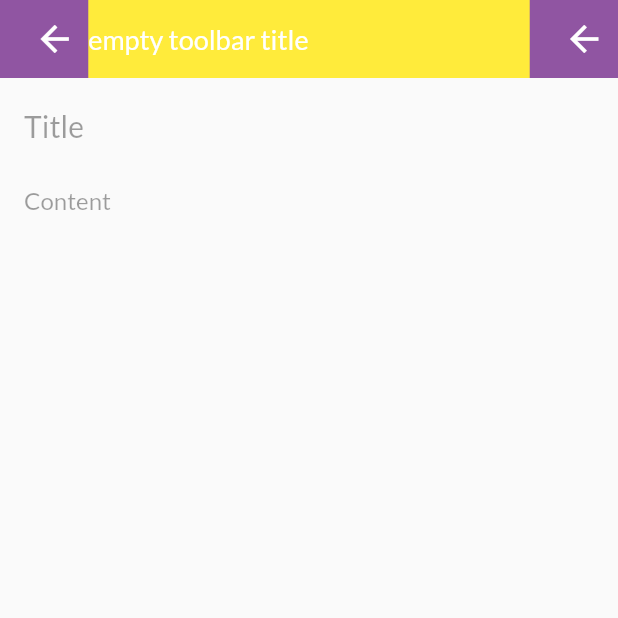
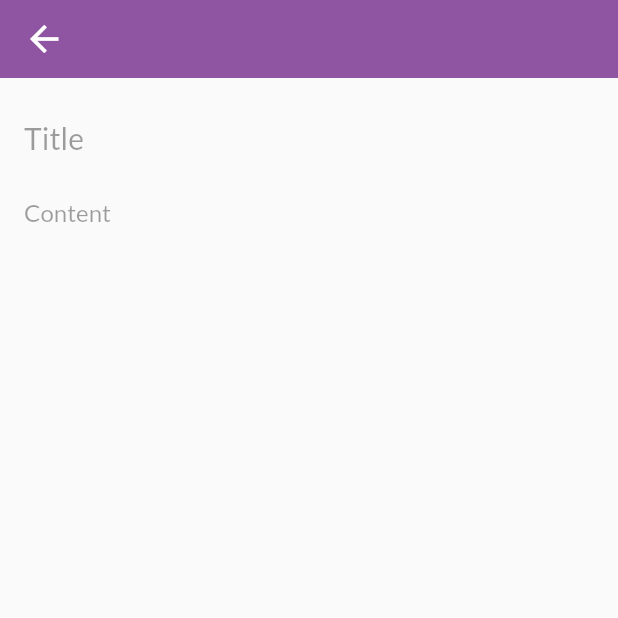
Before and after one commit to yaroslav-tokar/todo_sandbox, a Flutter app: the screen it shows after launch, after a tap on the "add" icon, on a phone screen of 412 x 824 dp, the top half of it. Run offline on Flutter 3.47's test engine with Material 2 defaults, Android fonts, the light colour scheme and no system bars; our stand-ins replace dio, equatable, floor, get_it, google_fonts, retrofit and 2 more; missing offline and left inert: flutter_vibrate; accounts and stored records are empty; generated files the repository leaves out were written again.

Commit message:
wip toolbar

```diff
--- a/lib/config/mixin/toolbar_config_mixin.dart
+++ b/lib/config/mixin/toolbar_config_mixin.dart
@@ -1,5 +1,6 @@
 import 'dart:async';
 
+import 'package:flutter/material.dart';
 import 'package:rxdart/rxdart.dart';
 import 'package:todo_sandbox/data/models/toolbar_settings.dart';
 
@@ -22,6 +23,8 @@ class ToolbarConfigMixin {
   Stream<ToolbarSettings> get toolbarSettingsStream =>
       _toolbarSettingsSc.stream;
 
+  @protected
+  ToolbarSettings get toolbarCurrentSettings => _toolbarSettingsSc.value;
 
   void disposeToolbar() {
     _toolbarSettingsSc.close();
--- a/lib/config/theme/styles.dart
+++ b/lib/config/theme/styles.dart
@@ -2,4 +2,4 @@ import 'package:flutter/cupertino.dart';
 import 'package:flutter/material.dart';
 
 const TextStyle defaultToolbarTextStyle =
-    TextStyle(color: Colors.white, fontSize: 18, fontWeight: FontWeight.w500);
+    TextStyle(color: Colors.white, fontSize: 20, fontWeight: FontWeight.w700);
--- a/lib/data/models/note_details_model.dart
+++ b/lib/data/models/note_details_model.dart
@@ -1,4 +1,5 @@
 import 'package:flutter/cupertino.dart';
+import 'package:todo_sandbox/config/navigation/navigation.dart';
 import 'package:todo_sandbox/core/resourses/data_state.dart';
 import 'package:todo_sandbox/core/util/logger.dart';
 import 'package:todo_sandbox/data/models/note_model.dart';
@@ -37,6 +38,8 @@ class NoteDetailsBloc extends BaseBlocWithArguments<NoteDetailsArgument> {
     final String noteTitle = titleEtc.text;
     final String noteContent = contentEtc.text;
 
+    logInfo('On back btn pressed');
+
     if (noteTitle.isEmpty && noteContent.isEmpty) return;
 
     switch (noteOpenMode) {
@@ -47,6 +50,8 @@ class NoteDetailsBloc extends BaseBlocWithArguments<NoteDetailsArgument> {
         handleUpdateNoteCase(noteTitle, noteContent);
         break;
     }
+
+    Navigation.I.pop();
   }
 
   Future<void> handleCrateNoteCase(String noteTitle, String noteContent) async {
@@ -74,7 +79,8 @@ class NoteDetailsBloc extends BaseBlocWithArguments<NoteDetailsArgument> {
             category: 'common',
             title: noteTitle,
             content: noteContent,
-            createdAt: DateTime.now().millisecondsSinceEpoch,
+            createdAt: currentEditNoteOrNull?.createAt ??
+                DateTime.now().millisecondsSinceEpoch,
             updatedAt: DateTime.now().millisecondsSinceEpoch);
 
         _updateNoteUseCase(params: noteModel);
@@ -116,6 +122,8 @@ class NoteDetailsBloc extends BaseBlocWithArguments<NoteDetailsArgument> {
 
   int? get currentNoteIdOrNull => arguments?.noteModel?.id;
 
+  NoteModel? get currentEditNoteOrNull => arguments?.noteModel;
+
   @override
   void dispose() {
     super.dispose();
--- a/lib/presentation/block/home_block.dart
+++ b/lib/presentation/block/home_block.dart
@@ -1,5 +1,6 @@
 import 'dart:async';
 
+import 'package:flutter/cupertino.dart';
 import 'package:todo_sandbox/config/navigation/navigation.dart';
 import 'package:todo_sandbox/config/route/router.dart';
 import 'package:todo_sandbox/core/util/logger.dart';
@@ -25,6 +26,12 @@ class HomeBlock extends BaseBloc {
     }
   }
 
+  Future<void> handleToolbarState() async {
+    final currentToolbarSettingsState = toolbarCurrentSettings;
+
+    updateToolbarSettings(currentToolbarSettingsState);
+  }
+
   Future<void> onNoteTapped(NoteModel noteModel) async {
     logInfo('size\t${_selectedNoteList.length}');
     if (canNavigateToNoteDetails) {
--- a/lib/presentation/custom_view/toolbar_view.dart
+++ b/lib/presentation/custom_view/toolbar_view.dart
@@ -5,22 +5,28 @@ import 'package:todo_sandbox/config/theme/styles.dart';
 import 'package:todo_sandbox/core/constants/colors.dart';
 import 'package:todo_sandbox/data/models/toolbar_settings.dart';
 
-const String defaultTitle = 'empty toolbar title';
+const String defaultTitle = '';
 
-class ToolbarView extends StatelessWidget {
-  final VoidCallback? onBackButtonTapped;
+class ToolbarView extends StatefulWidget {
+  final VoidCallback? onBackButtonPressed;
+  final ToolbarSettings? toolbarSettings;
 
   const ToolbarView({
     Key? key,
-    required this.toolbarSettings,
-    this.onBackButtonTapped,
+    this.toolbarSettings,
+    required this.onBackButtonPressed,
   }) : super(key: key);
 
-  final ToolbarSettings? toolbarSettings;
+  @override
+  _ToolbarViewState createState() => _ToolbarViewState();
+}
+
+class _ToolbarViewState extends State<ToolbarView> {
+  final GlobalKey _toolbarBackButtonKey = GlobalKey<_ToolbarViewState>();
 
   @override
   Widget build(BuildContext context) {
-    final String actualTitle = toolbarSettings?.title ?? defaultTitle;
+    final String actualTitle = widget.toolbarSettings?.title ?? defaultTitle;
     final double paddingTop = MediaQuery.of(context).padding.top;
 
     return Padding(
@@ -29,21 +35,33 @@ class ToolbarView extends StatelessWidget {
           height: 52,
           color: primaryColor,
           child: Row(
-            children: [
-              Expanded(flex: 2, child: _buildBackButton()),
-              Expanded(flex: 10, child: _buildTitle(actualTitle)),
-              Expanded(flex: 2, child: _buildBackButton()),
+            children: <Widget>[
+              _buildLeftSection(),
+              _buildCentralSection(actualTitle),
+              buildRightSection(),
             ],
           ),
         ));
   }
 
-  Widget _buildTitle(String title) => Container(
-        color: Colors.yellow,
-        child: GestureDetector(
-          child: Stack(
-            children: <Widget>[
-              SizedBox(
+
+  Expanded buildRightSection() =>
+      const Expanded(flex: 2, child: SizedBox.shrink());
+
+  Expanded _buildCentralSection(String actualTitle) =>
+      Expanded(flex: 10, child: _buildTitle(actualTitle));
+
+  Expanded _buildLeftSection() => Expanded(
+      flex: 2,
+      child: widget!.toolbarSettings!.hasBackButton
+          ? _buildBackButton()
+          : const SizedBox.shrink());
+
+  Widget _buildTitle(String title) => GestureDetector(
+        child: Stack(
+          children: <Widget>[
+            Align(
+              child: SizedBox(
                   height: 52,
                   child: Column(
                     mainAxisAlignment: MainAxisAlignment.center,
@@ -53,21 +71,38 @@ class ToolbarView extends StatelessWidget {
                           style: defaultToolbarTextStyle)
                     ],
                   )),
-            ],
-          ),
+            ),
+          ],
         ),
       );
 
-  Widget _buildBackButton() => GestureDetector(
-        onTap: () {
-          onBackButtonTapped ?? Navigation.I.pop();
-        },
-        child: const Padding(
-            padding: EdgeInsets.only(left: 14),
-            child: Icon(
-              Icons.arrow_back,
+  Widget _buildLeftSideCustomWidget() => Material(
+        color: Colors.transparent,
+        shape: const CircleBorder(),
+        clipBehavior: Clip.hardEdge,
+        child: InkWell(
+            splashColor: Colors.white,
+            onTap: widget?.onBackButtonPressed ?? Navigation.I.pop,
+            child: const Icon(
+              Icons.close,
               size: 28,
               color: Colors.white,
             )),
       );
+
+  Widget _buildBackButton() => Material(
+        key: GlobalKey(),
+        color: Colors.transparent,
+        shape: const CircleBorder(),
+        clipBehavior: Clip.hardEdge,
+        child: InkWell(
+          splashColor: Colors.white,
+          onTap: widget?.onBackButtonPressed ?? Navigation.I.pop,
+          child: const Icon(
+            Icons.arrow_back,
+            size: 28,
+            color: Colors.white,
+          ),
+        ),
+      );
 }
--- a/lib/presentation/screens/base/screen/base_screen.dart
+++ b/lib/presentation/screens/base/screen/base_screen.dart
@@ -44,11 +44,14 @@ class BaseScreenView<T extends BaseBloc> extends StatelessWidget {
 
     final Widget scaffold = Scaffold(
         floatingActionButton: _buildFloatingActionButton(),
-        body: Column(
-          children: <Widget>[
-            toolBar,
-            screenContent,
-          ],
+        body: SafeArea(
+          child: Column(
+            children: <Widget>[
+              toolBar,
+              const SizedBox(height: 8),
+              screenContent,
+            ],
+          ),
         ));
 
     return WillPopScope(
@@ -107,5 +110,8 @@ class BaseScreenView<T extends BaseBloc> extends StatelessWidget {
       stream: bloc.toolbarSettingsStream,
       builder:
           (BuildContext context, AsyncSnapshot<ToolbarSettings> snapshot) =>
-              ToolbarView(toolbarSettings: snapshot.data));
+              ToolbarView(
+                toolbarSettings: snapshot.data,
+                onBackButtonPressed: () => bloc.onBackButtonPressed.call(),
+              ));
 }
--- a/lib/presentation/screens/note/note_details_screen.dart
+++ b/lib/presentation/screens/note/note_details_screen.dart
@@ -19,7 +19,7 @@ class _NoteDetailsScreenState extends BaseStateWithArguments<NoteDetailsBloc,
   Widget build(BuildContext context) => BaseScreenView<NoteDetailsBloc>(
         bloc: bloc,
         onBackBtnPressed: bloc.onBackButtonPressed,
-        toolbarSettings: ToolbarSettings(),
+        toolbarSettings: ToolbarSettings(hasBackButton: true),
         content: buildBody,
       );
 
```
